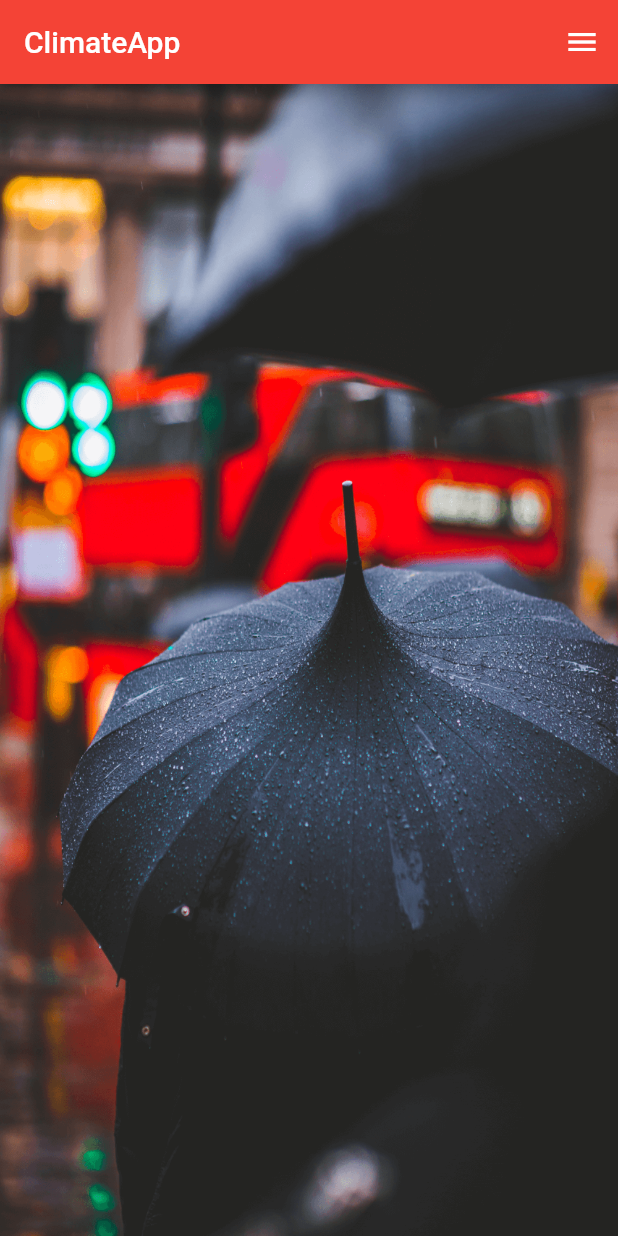
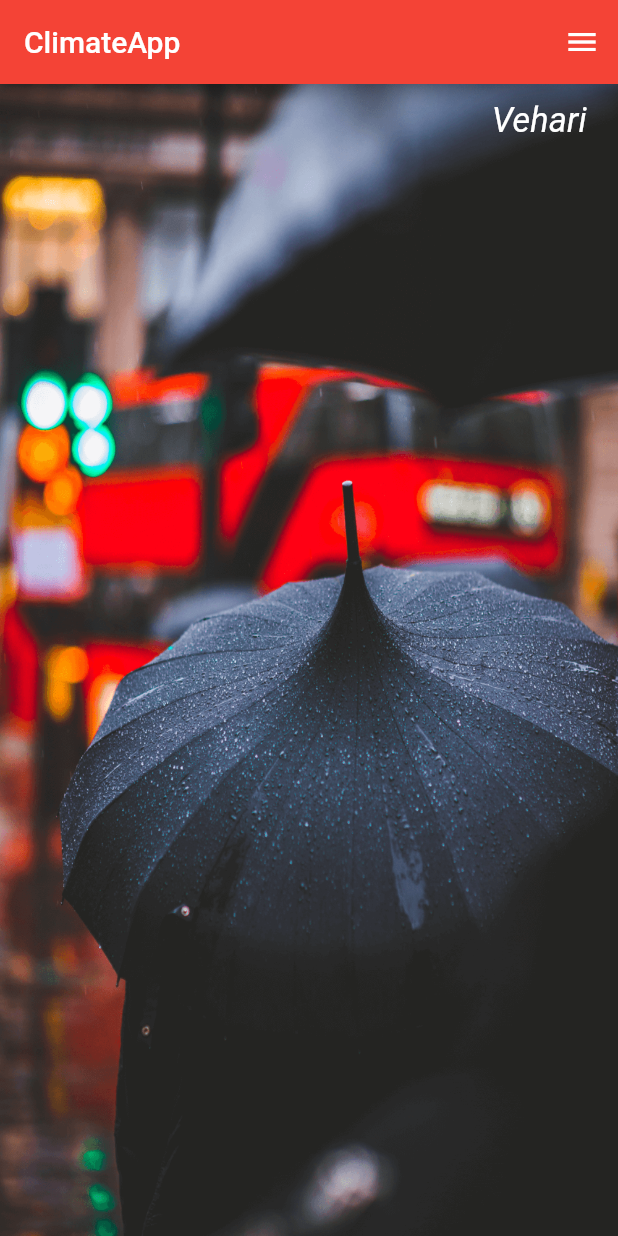
Before and after one commit to QuratulainSajid712/BSCS-B15-B-075-MAD, a Flutter app: the screen it shows after launch, on a phone screen of 412 x 824 dp. Run offline on Flutter 3.47's test engine with Material 2 defaults, Android fonts, the phone set to English and light mode, and no system bars; our stand-ins replace audioplayers, auto_size_text, flutter_custom_clippers, font_awesome_flutter, html_unescape, rflutter_alert; missing offline and left inert: contactus, sessional1_075.

Commit message:
part 4 weather app

```diff
--- a/weather_app/lib/ui/climatefile.dart
+++ b/weather_app/lib/ui/climatefile.dart
@@ -29,8 +29,23 @@ class _ClimateState extends State<Climate> {
       fit: BoxFit.fill,
     ),
     ),
+            Container(
+              alignment: Alignment.topRight,
+              margin: EdgeInsets.fromLTRB(0.0, 10.9, 20.9, 0.0),
+              child: Text('Vehari',
+                style: cityStyle(),
+            ),
+            ),
     ],
       ),
     );
   }
 }
+
+TextStyle cityStyle() {
+  return TextStyle(
+    color: Colors.white,
+    fontSize: 22.9,
+    fontStyle: FontStyle.italic,
+  );
+}
```
